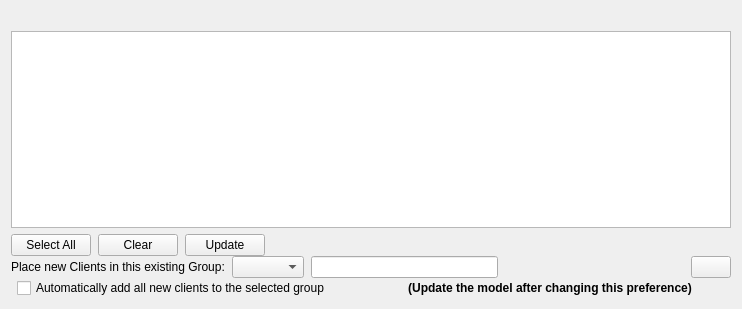
fw-dev/translations, file FWAdminLib/NewClientFromServerDlg.ui: the form before one commit.
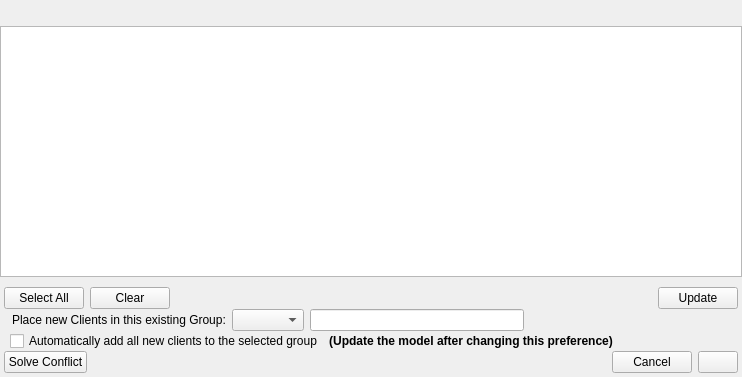
The form after the commit. Custom widgets are drawn as their Qt base class.

What changed in the file:
```diff
--- a/FWAdminLib/NewClientFromServerDlg.ui
+++ b/FWAdminLib/NewClientFromServerDlg.ui
@@ -7,19 +7,44 @@
     <x>0</x>
     <y>0</y>
     <width>742</width>
-    <height>309</height>
+    <height>377</height>
    </rect>
   </property>
   <property name="windowTitle">
    <string>New Client From Server</string>
   </property>
-  <layout class="QVBoxLayout" name="verticalLayout">
+  <layout class="QVBoxLayout" name="verticalLayout_2">
+   <property name="spacing">
+    <number>6</number>
+   </property>
+   <property name="leftMargin">
+    <number>0</number>
+   </property>
+   <property name="topMargin">
+    <number>0</number>
+   </property>
+   <property name="rightMargin">
+    <number>0</number>
+   </property>
+   <property name="bottomMargin">
+    <number>0</number>
+   </property>
    <item>
-    <widget class="QLabel" name="label">
-     <property name="text">
-      <string/>
+    <layout class="QHBoxLayout" name="horizontalLayout_6">
+     <property name="leftMargin">
+      <number>8</number>
      </property>
-    </widget>
+     <property name="topMargin">
+      <number>6</number>
+     </property>
+     <item>
+      <widget class="QLabel" name="label">
+       <property name="text">
+        <string/>
+       </property>
+      </widget>
+     </item>
+    </layout>
    </item>
    <item>
     <widget class="StyledTreeView" name="m_listClients">
@@ -45,29 +70,26 @@
    </item>
    <item>
     <widget class="QWidget" name="controls" native="true">
-     <layout class="QVBoxLayout" name="verticalLayout_2">
+     <layout class="QVBoxLayout" name="verticalLayout">
       <property name="spacing">
        <number>0</number>
       </property>
       <property name="leftMargin">
-       <number>0</number>
+       <number>4</number>
       </property>
       <property name="topMargin">
-       <number>0</number>
+       <number>4</number>
       </property>
       <property name="rightMargin">
-       <number>0</number>
+       <number>4</number>
       </property>
       <property name="bottomMargin">
-       <number>0</number>
+       <number>4</number>
       </property>
       <item>
        <layout class="QHBoxLayout" name="horizontalLayout">
         <property name="spacing">
-         <number>7</number>
-        </property>
-        <property name="rightMargin">
-         <number>0</number>
+         <number>6</number>
         </property>
         <item>
          <widget class="QPushButton" name="selectAllPB">
@@ -83,6 +105,19 @@
           </property>
          </widget>
         </item>
+        <item>
+         <spacer name="horizontalSpacer">
+          <property name="orientation">
+           <enum>Qt::Horizontal</enum>
+          </property>
+          <property name="sizeHint" stdset="0">
+           <size>
+            <width>40</width>
+            <height>20</height>
+           </size>
+          </property>
+         </spacer>
+        </item>
         <item>
          <widget class="QPushButton" name="updatePB">
           <property name="text">
@@ -90,25 +125,15 @@
           </property>
          </widget>
         </item>
-        <item>
-         <spacer name="horizontalSpacer">
-          <property name="orientation">
-           <enum>Qt::Horizontal</enum>
-          </property>
-          <property name="sizeHint" stdset="0">
-           <size>
-            <width>40</width>
-            <height>20</height>
-           </size>
-          </property>
-         </spacer>
-        </item>
        </layout>
       </item>
       <item>
        <layout class="QHBoxLayout" name="horizontalLayout_2">
         <property name="spacing">
-         <number>7</number>
+         <number>6</number>
+        </property>
+        <property name="leftMargin">
+         <number>8</number>
         </property>
         <item>
          <widget class="QLabel" name="label_2">
@@ -122,11 +147,11 @@
         </item>
         <item>
          <widget class="SearchLineEdit" name="searchField">
-          <property name="sizePolicy">
-           <sizepolicy hsizetype="MinimumExpanding" vsizetype="Fixed">
-            <horstretch>0</horstretch>
-            <verstretch>0</verstretch>
-           </sizepolicy>
+          <property name="minimumSize">
+           <size>
+            <width>200</width>
+            <height>0</height>
+           </size>
           </property>
          </widget>
         </item>
@@ -135,6 +160,9 @@
           <property name="orientation">
            <enum>Qt::Horizontal</enum>
           </property>
+          <property name="sizeType">
+           <enum>QSizePolicy::MinimumExpanding</enum>
+          </property>
           <property name="sizeHint" stdset="0">
            <size>
             <width>40</width>
@@ -143,28 +171,12 @@
           </property>
          </spacer>
         </item>
-        <item>
-         <widget class="QPushButton" name="addClientsButton">
-          <property name="sizePolicy">
-           <sizepolicy hsizetype="Fixed" vsizetype="Fixed">
-            <horstretch>0</horstretch>
-            <verstretch>0</verstretch>
-           </sizepolicy>
-          </property>
-          <property name="text">
-           <string/>
-          </property>
-          <property name="shortcut">
-           <string>Return</string>
-          </property>
-         </widget>
-        </item>
        </layout>
       </item>
       <item>
        <layout class="QHBoxLayout" name="horizontalLayout_3">
         <property name="spacing">
-         <number>7</number>
+         <number>6</number>
         </property>
         <property name="leftMargin">
          <number>6</number>
@@ -195,6 +207,69 @@
           </property>
          </widget>
         </item>
+        <item>
+         <spacer name="horizontalSpacer_4">
+          <property name="orientation">
+           <enum>Qt::Horizontal</enum>
+          </property>
+          <property name="sizeHint" stdset="0">
+           <size>
+            <width>40</width>
+            <height>20</height>
+           </size>
+          </property>
+         </spacer>
+        </item>
+       </layout>
+      </item>
+      <item>
+       <layout class="QHBoxLayout" name="horizontalLayout_5">
+        <property name="spacing">
+         <number>6</number>
+        </property>
+        <item>
+         <widget class="QPushButton" name="solveConflictButton">
+          <property name="text">
+           <string>Solve Conflict</string>
+          </property>
+         </widget>
+        </item>
+        <item>
+         <spacer name="horizontalSpacer_3">
+          <property name="orientation">
+           <enum>Qt::Horizontal</enum>
+          </property>
+          <property name="sizeHint" stdset="0">
+           <size>
+            <width>40</width>
+            <height>20</height>
+           </size>
+          </property>
+         </spacer>
+        </item>
+        <item>
+         <widget class="QPushButton" name="cancelButton">
+          <property name="text">
+           <string>Cancel</string>
+          </property>
+         </widget>
+        </item>
+        <item>
+         <widget class="QPushButton" name="addClientsButton">
+          <property name="sizePolicy">
+           <sizepolicy hsizetype="Fixed" vsizetype="Fixed">
+            <horstretch>0</horstretch>
+            <verstretch>0</verstretch>
+           </sizepolicy>
+          </property>
+          <property name="text">
+           <string/>
+          </property>
+          <property name="shortcut">
+           <string>Return</string>
+          </property>
+         </widget>
+        </item>
        </layout>
       </item>
      </layout>
```
Left out of the diff: 12 changed lines with no effect on the pictures.
